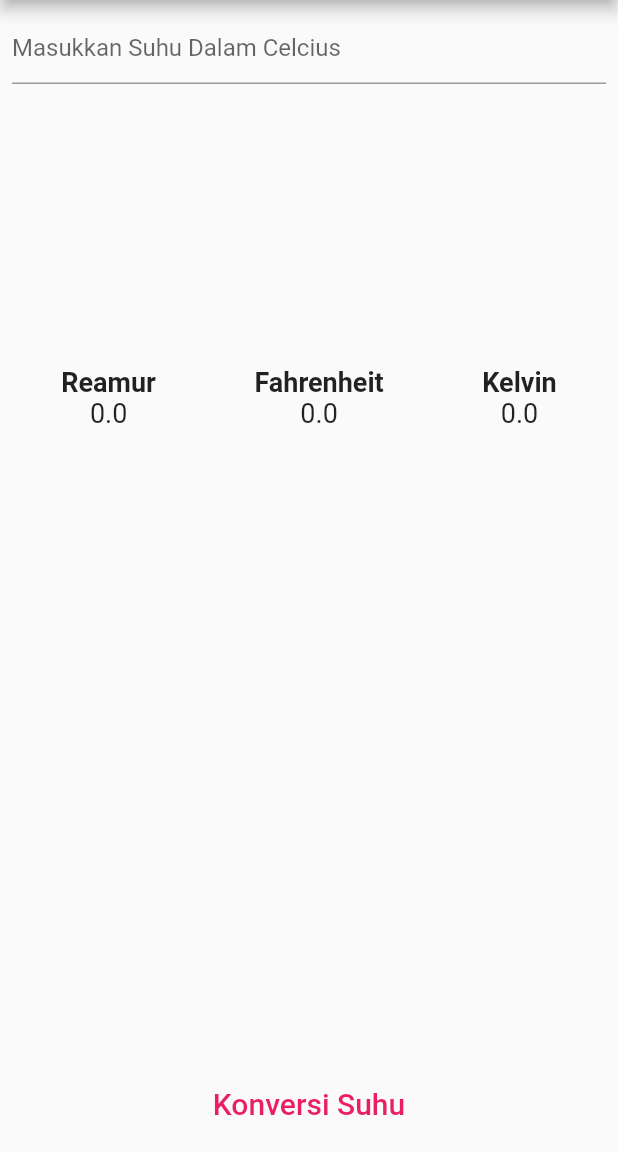
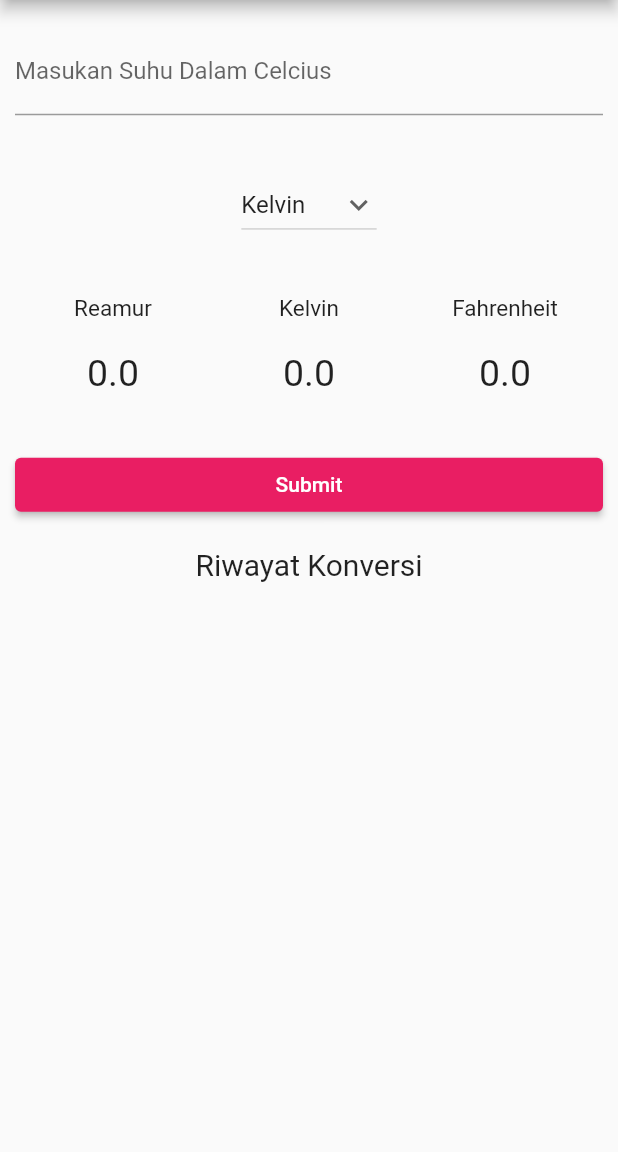
Before and after one commit to rizkamh/konverter_suhu, a Flutter app: the screen it shows after launch, on a phone screen of 412 x 824 dp, the part 84-1236 px from its top. Run offline on Flutter 3.47's test engine with Material 2 defaults, Android fonts, the phone set to English and light mode, and no system bars.

Commit message:
Konverter_Suhu_revisi

```diff
--- a/lib/main.dart
+++ b/lib/main.dart
@@ -1,11 +1,67 @@
 import 'package:flutter/material.dart';
+import 'package:flutter/services.dart';
 
 void main() {
   runApp(const MyApp());
 }
 
-class MyApp extends StatelessWidget {
+class MyApp extends StatefulWidget {
   const MyApp({super.key});
+
+  @override
+  State<MyApp> createState() => _MyAppState();
+}
+
+class _MyAppState extends State<MyApp> {
+  // This widget is the root of your application.
+  var items = ['Kelvin', 'Reamor', 'Farenheit', 'Semua'];
+  String dropdownvalue = 'Kelvin';
+  String? selectedValue;
+  double celcius = 0;
+  double kelvin = 0;
+  double reamor = 0;
+  double farenheit = 0;
+  double output = 0;
+  double output1 = 0;
+  double output2 = 0;
+  double output3 = 0;
+  List<String> listViewItem1 = <String>[];
+  List<String> listViewItem2 = <String>[];
+  List<String> listViewItem3 = <String>[];
+  List<String> listViewItem4 = <String>[];
+  TextEditingController inputSuhu = TextEditingController();
+  konversi() {
+    setState(() {
+      celcius = double.parse(inputSuhu.text);
+      if (dropdownvalue == 'Kelvin') {
+        output = 273.15 + celcius;
+        reamor = 0;
+        farenheit = 0;
+        kelvin = output;
+      } else if (dropdownvalue == 'Reamor') {
+        output = 4 / 5 * celcius;
+        reamor = output;
+        farenheit = 0;
+        kelvin = 0;
+      } else if (dropdownvalue == 'Farenheit') {
+        output = (9 / 5 * celcius) + 32;
+        reamor = 0;
+        farenheit = output;
+        kelvin = 0;
+      } else {
+        output1 = 273.15 + celcius;
+        output2 = 4 / 5 * celcius;
+        output3 = (9 / 5 * celcius) + 32;
+        reamor = output2;
+        farenheit = output3;
+        kelvin = output1;
+      }
+      listViewItem1.add('$reamor');
+      listViewItem2.add('$kelvin');
+      listViewItem3.add('$farenheit');
+      listViewItem4.add('$celcius');
+    });
+  }
 
   // This widget is the root of your application.
   @override
@@ -14,131 +70,207 @@ class MyApp extends StatelessWidget {
       title: 'Konverter Suhu',
       theme: ThemeData(
         primarySwatch: Colors.pink,
+        visualDensity: VisualDensity.adaptivePlatformDensity,
       ),
-      home: const MyHomePage(title: 'Konverter Suhu'),
-    );
-  }
-}
-
-class MyHomePage extends StatefulWidget {
-  const MyHomePage({super.key, required this.title});
-
-  final String title;
-
-  @override
-  State<MyHomePage> createState() => _MyHomePageState();
-}
-
-class _MyHomePageState extends State<MyHomePage> {
-  TextEditingController etInput = new TextEditingController();
-
-  //Menentukan variabel input
-  double celcius = 0;
-  double kelvin = 0;
-  double fahrenheit = 0;
-  double reamur = 0;
-
-  // Melakukan konversi
-  konversi() {
-    //dengan state
-    setState(() {
-      celcius = double.parse(etInput.text);
-      reamur = 4 / 5 * celcius;
-      fahrenheit = (9 / 5 * celcius) + 32;
-      kelvin = 273.15 + celcius;
-    });
-  }
-
-  @override
-  Widget build(BuildContext context) {
-    return Scaffold(
+      home: Scaffold(
         appBar: AppBar(
-        title: Text(widget.title),
+          title: Text("Konverter Suhu"),
         ),
-      body: Container(
-        margin: EdgeInsets.all(8),
+        body: Column(
+          children: <Widget>[
+            Expanded(
+              flex: 2,
+              child: Container(
+                margin: const EdgeInsets.fromLTRB(10, 0, 10, 0),
                 child: Column(
+                  mainAxisAlignment: MainAxisAlignment.spaceAround,
                   children: [
-            Expanded(
-              child: Column(
-                mainAxisAlignment: MainAxisAlignment.spaceBetween,
-                children: <Widget>[
-                  TextFormField(
-                    keyboardType: TextInputType.number,
-                    controller: etInput,
-                    decoration: InputDecoration(
-                      hintText: "Masukkan Suhu Dalam Celcius",
+                    Container(child: inputan()),
+                    Container(
+                      child: dropDown(),
                     ),
+                    Container(
+                      child: outputSuhu(),
                     ),
-                  Center(
-                    child: Row(
-                      mainAxisAlignment: MainAxisAlignment.spaceAround,
-                      children: <Widget>[
-                        Column(
-                          children: <Widget>[
-                            Text(
-                              "Reamur",
-                              style: TextStyle(
-                                fontSize: 18,
-                                fontWeight: FontWeight.bold,
-                              ),
-                            ),
-                            Text(
-                              "$reamur",
-                              style: TextStyle(fontSize: 18),
-                            ),
-                          ],
-                        ),
-                        Column(
-                          children: <Widget>[
-                            Text(
-                              "Fahrenheit",
-                              style: TextStyle(
-                                fontSize: 18,
-                                fontWeight: FontWeight.bold,
-                              ),
-                            ),
-                            Text(
-                              "$fahrenheit",
-                              style: TextStyle(fontSize: 18),
-                            ),
-                          ],
-                        ),
-                        Column(
-                          children: <Widget>[
-                            Text(
-                              "Kelvin",
-                              style: TextStyle(
-                                fontSize: 18,
-                                fontWeight: FontWeight.bold,
-                              ),
-                            ),
-                            Text(
-                              "$kelvin",
-                              style: TextStyle(fontSize: 18),
-                            ),
-                          ],
+                    Container(
+                      child: buttonSubmit(),
                     ),
                   ],
                 ),
               ),
-                  Container(
-                    width: double.infinity,
-                    height: 50,
             ),
-                  TextButton(
-                    onPressed: konversi,
+            const Expanded(
+              flex: 0,
               child: Text(
-                      'Konversi Suhu',
+                'Riwayat Konversi',
                 style: TextStyle(fontSize: 20),
               ),
             ),
-                ],
+            const SizedBox(
+              height: 15,
             ),
+            Expanded(
+              flex: 2,
+              child: listHasil(),
             ),
           ],
         ),
       ),
     );
   }
+
+  inputan() {
+    return TextFormField(
+      controller: inputSuhu,
+      keyboardType: TextInputType.number,
+      decoration: const InputDecoration(
+        border: UnderlineInputBorder(),
+        labelText: 'Masukan Suhu Dalam Celcius',
+      ),
+    );
   }
+
+  dropDown() {
+    return DropdownButton(
+      value: dropdownvalue,
+      icon: const Icon(Icons.keyboard_arrow_down),
+      items: items.map((String items) {
+        return DropdownMenuItem(
+          value: items,
+          child: Text(items),
+        );
+      }).toList(),
+      onChanged: (String? newValue) {
+        setState(() {
+          dropdownvalue = newValue!;
+        });
+      },
+    );
+  }
+
+  outputSuhu() {
+    return Row(
+      mainAxisAlignment: MainAxisAlignment.spaceEvenly,
+      children: [
+        Expanded(
+          flex: 1,
+          child: Column(
+            children: [
+              const Text('Reamur',
+                  style: TextStyle(
+                    fontSize: 15,
+                  ),
+                  textAlign: TextAlign.center),
+              const SizedBox(height: 20),
+              Text(
+                "$reamor",
+                style: const TextStyle(fontSize: 25),
+              )
+            ],
+          ),
+        ),
+        Expanded(
+          flex: 1,
+          child: Column(
+            children: [
+              const Text(
+                'Kelvin',
+                style: TextStyle(fontSize: 15),
+                textAlign: TextAlign.center,
+              ),
+              const SizedBox(height: 20),
+              Text(
+                "$kelvin",
+                style: const TextStyle(fontSize: 25),
+              )
+            ],
+          ),
+        ),
+        Expanded(
+          flex: 1,
+          child: Column(
+            children: [
+              const Text('Fahrenheit',
+                  style: TextStyle(fontSize: 15), textAlign: TextAlign.center),
+              const SizedBox(height: 20),
+              Text(
+                "$farenheit",
+                style: const TextStyle(fontSize: 25),
+              )
+            ],
+          ),
+        ),
+      ],
+    );
+  }
+
+  buttonSubmit() {
+    return SizedBox(
+        width: double.infinity,
+        child: ElevatedButton(
+          child: const Text('Submit'),
+          onPressed: () => konversi(),
+        ));
+  }
+
+  listHasil() {
+    return SizedBox(
+      height: 120,
+      child: ListView.builder(
+        shrinkWrap: true,
+        itemCount: listViewItem4.length,
+        itemBuilder: (context, index) => Container(
+          decoration: BoxDecoration(border: Border.all(color: Colors.black)),
+          margin: const EdgeInsets.fromLTRB(0, 0, 0, 10),
+          child: Row(children: <Widget>[
+            Expanded(
+              flex: 4,
+              child: Column(
+                children: [Text((index + 1).toString())],
+              ),
+            ),
+            Expanded(
+              flex: 10,
+              child: Row(
+                children: [
+                  Column(
+                    crossAxisAlignment: CrossAxisAlignment.start,
+                    children: const [
+                      Text(
+                        'Celcius',
+                        style:
+                            TextStyle(fontWeight: FontWeight.bold, height: 2),
+                      ),
+                      Text(
+                        'Reamur\t',
+                      ),
+                      Text('Kelvin\t'),
+                      Text('Fahrenheit\t'),
+                      SizedBox(
+                        height: 10,
+                      )
+                    ],
+                  ),
+                  Column(children: const [
+                    Text('=\t'),
+                    Text('=\t'),
+                    Text('=\t'),
+                    Text('=\t'),
+                  ]),
+                  Column(
+                      crossAxisAlignment: CrossAxisAlignment.start,
+                      children: [
+                        Text(listViewItem4.elementAt(index)),
+                        Text(listViewItem1.elementAt(index)),
+                        Text(listViewItem2.elementAt(index)),
+                        Text(listViewItem3.elementAt(index)),
+                      ]),
+                ],
+              ),
+            ),
+          ]),
+        ),
+      ),
+    );
+  }
+}
```
Lines whose indentation alone changed are shown as unchanged.
